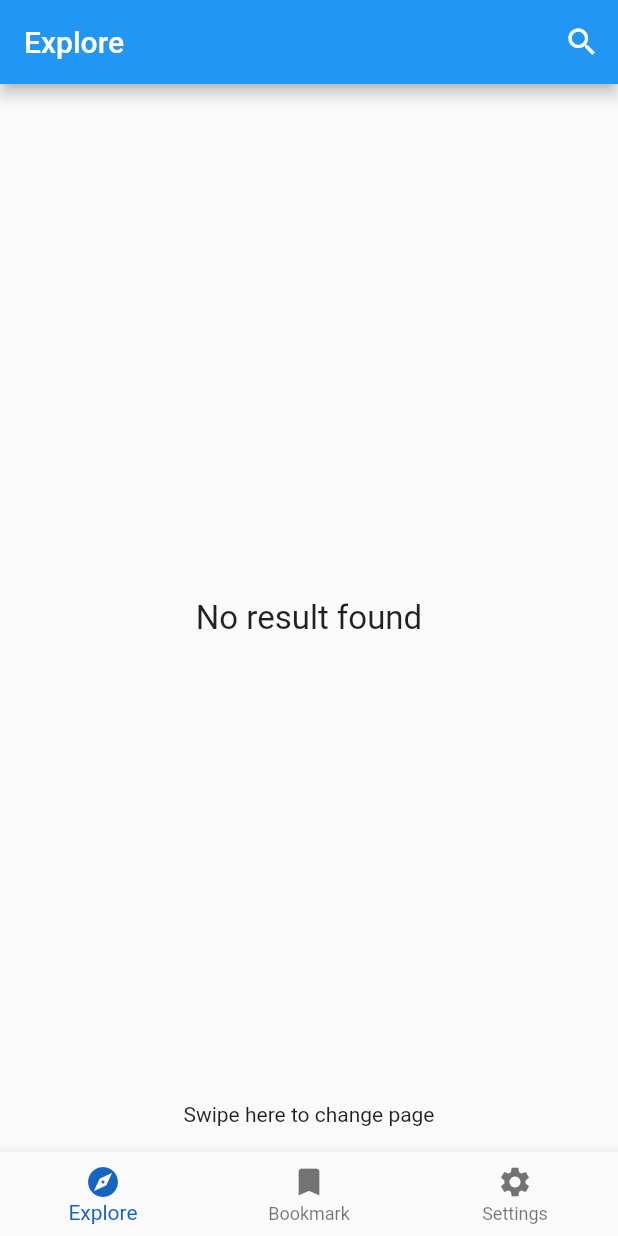
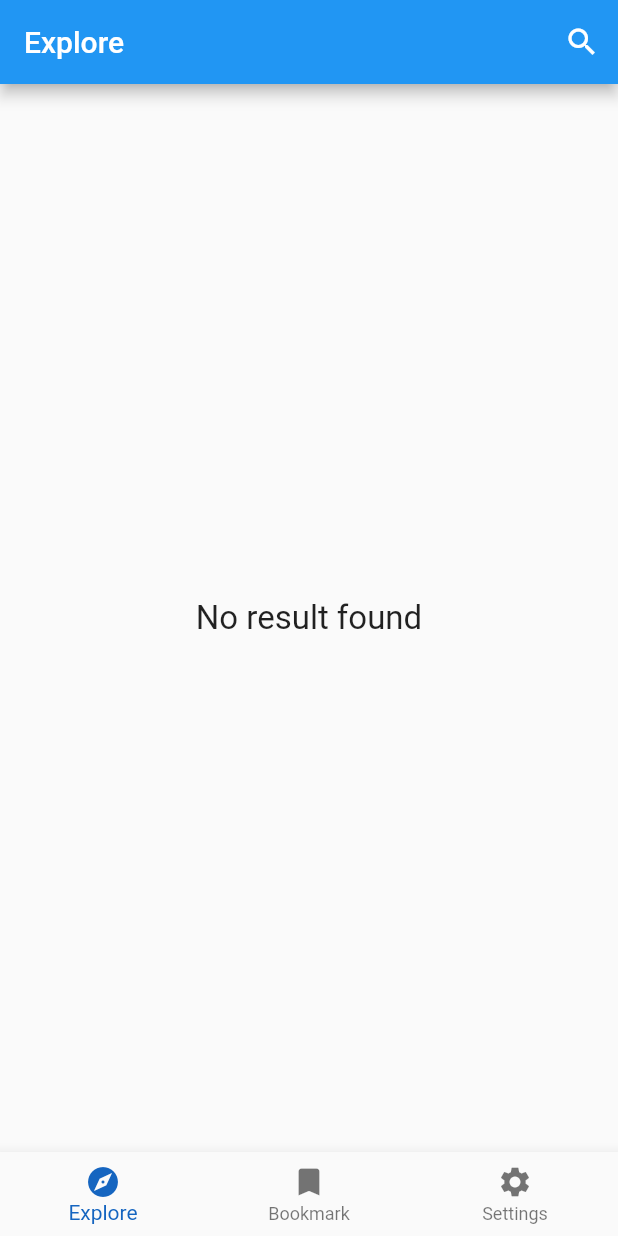
Before and after one commit to wlllllllk/fyp-flutter, a Flutter app: the screen it shows after launch, on a phone screen of 412 x 824 dp. Run offline on Flutter 3.47's test engine with Material 2 defaults, Android fonts, the phone set to English and light mode, and no system bars; our stand-ins replace card_swiper, webview_flutter; missing offline and left inert: dart:ffi.

Commit message:
scrollable within webview

```diff
--- a/lib/main.dart
+++ b/lib/main.dart
@@ -273,17 +273,17 @@ class _WebViewContainerState extends State<WebViewContainer> {
               onPressed: _pushSearchPage)
         ],
       ),
-      body: Stack(
+      body: Column(
         children: <Widget>[
-          Positioned(
-              bottom: 0,
-              left: 0,
-              child: Container(
-                  height: 50,
-                  width: MediaQuery.of(context).size.width,
-                  child: const Align(
-                      alignment: Alignment.center,
-                      child: Text("Swipe here to change page")))),
+          // Positioned(
+          //     bottom: 0,
+          //     left: 0,
+          //     child: Container(
+          //         height: 50,
+          //         width: MediaQuery.of(context).size.width,
+          //         child: const Align(
+          //             alignment: Alignment.center,
+          //             child: Text("Swipe here to change page")))),
           Flexible(
             child: _searchResult.length > 0
                 ? Swiper(
```
Also changed, not shown: 1 other file.
